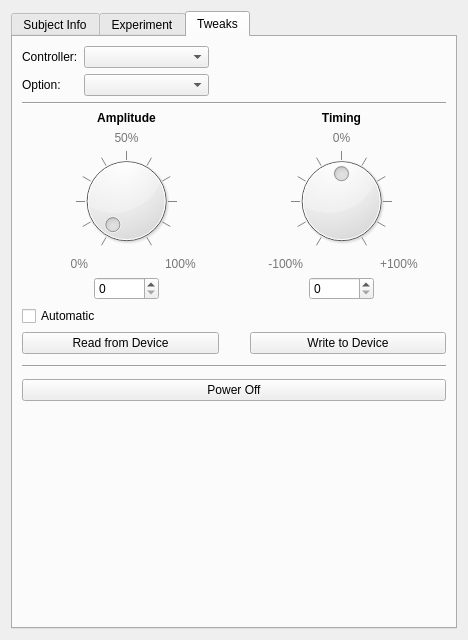
Before: the Qt Designer form ui/w_usertesting.ui in johnbatzer18/biomech_flexsea-plan, drawn with Qt 5.
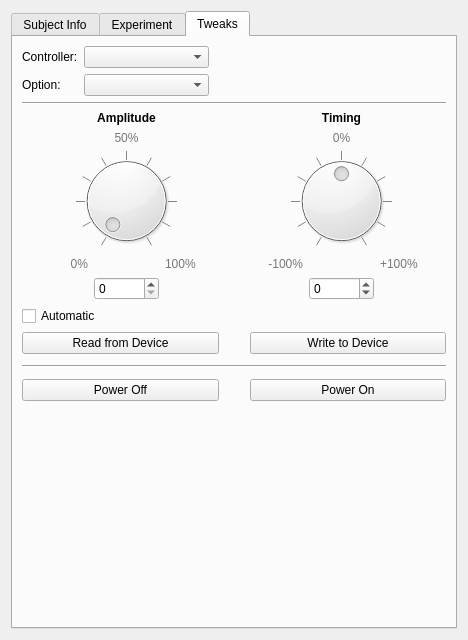
After: the same form once the commit is applied.

Commit message: UT: programmed UI components. No commands RoW yet, WiP.

```diff
--- a/ui/w_usertesting.ui
+++ b/ui/w_usertesting.ui
@@ -911,7 +911,14 @@
             </widget>
            </item>
            <item row="4" column="1">
-            <widget class="QSpinBox" name="spinBoxTweaksTim"/>
+            <widget class="QSpinBox" name="spinBoxTweaksTim">
+             <property name="minimum">
+              <number>-100</number>
+             </property>
+             <property name="maximum">
+              <number>100</number>
+             </property>
+            </widget>
            </item>
           </layout>
          </item>
@@ -1006,6 +1013,29 @@
            </property>
           </spacer>
          </item>
+         <item row="1" column="2">
+          <widget class="QPushButton" name="pushButtonPowerOn">
+           <property name="text">
+            <string>Power On</string>
+           </property>
+          </widget>
+         </item>
+         <item row="1" column="1">
+          <spacer name="horizontalSpacer_8">
+           <property name="orientation">
+            <enum>Qt::Horizontal</enum>
+           </property>
+           <property name="sizeType">
+            <enum>QSizePolicy::Fixed</enum>
+           </property>
+           <property name="sizeHint" stdset="0">
+            <size>
+             <width>25</width>
+             <height>20</height>
+            </size>
+           </property>
+          </spacer>
+         </item>
         </layout>
        </item>
        <item>
```
Left out of the diff: 16 changed lines with no effect on the pictures. The commit also changes 2 other files.
